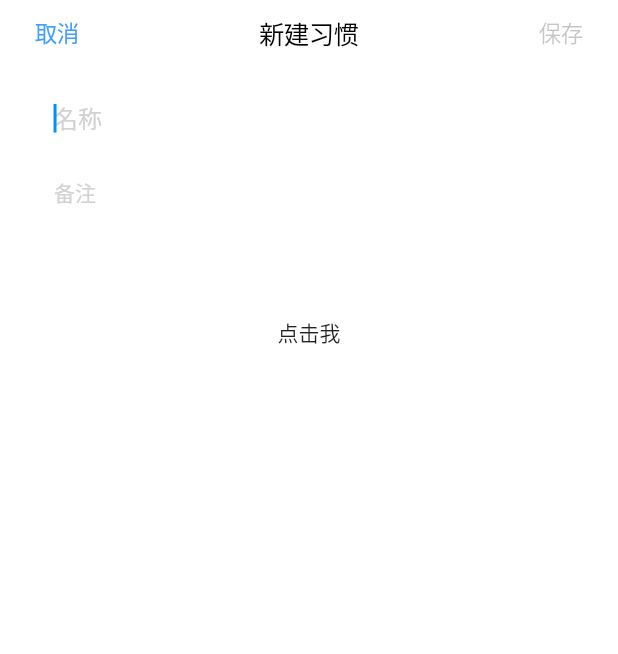
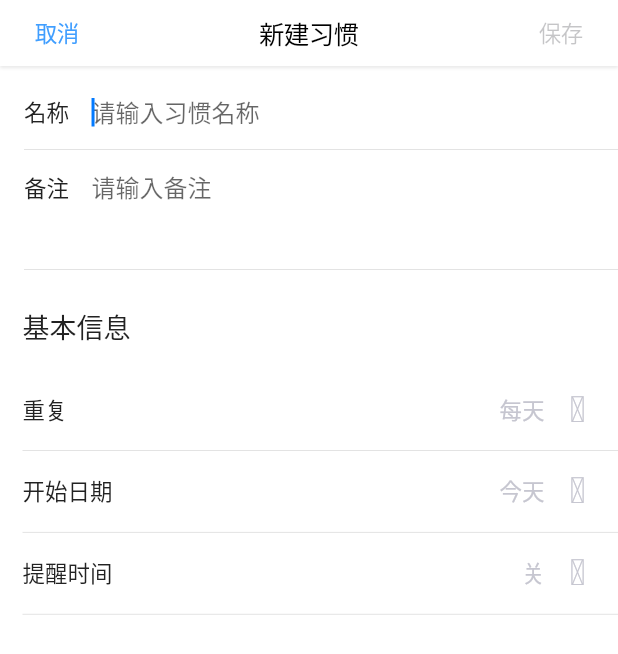
Before and after one commit to Ysheep666/grass, a Flutter app: the HabitEditScreen screen opened directly, on a phone screen of 412 x 824 dp. Shown: the top 654 px of the screen. Run offline on Flutter 3.47's test engine with Material 2 defaults, Android fonts, the light colour scheme and no system bars; our stand-ins replace flutter_mobx, mobx, shared_preferences; accounts and stored records are empty; generated files the repository leaves out were written again.

Commit message:
feat: 表单

```diff
--- a/lib/layouts/container.dart
+++ b/lib/layouts/container.dart
@@ -16,6 +16,9 @@ class _ContainerLayoutState extends State<ContainerLayout> {
   final routes = {
     '/': (context) => HabitScreen(),
     '/calendar': (context) => HabitScreen(),
+    '/count': (context) => HabitScreen(),
+    '/trash': (context) => HabitScreen(),
+    '/guide': (context) => HabitScreen(),
     '/setting': (context) => HabitScreen(),
   };
 
--- a/lib/screens/habit/habit.dart
+++ b/lib/screens/habit/habit.dart
@@ -24,7 +24,6 @@ class _HabitScreenState extends State<HabitScreen> {
     return Scaffold(
       backgroundColor: GsColors.of(context).background,
       appBar: GsAppBar(
-        backgroundColor: GsColors.of(context).background,
         middle: Text('健身小助手'),
         leading: CupertinoButton(
           padding: EdgeInsets.zero,
@@ -45,7 +44,7 @@ class _HabitScreenState extends State<HabitScreen> {
             );
           },
         ),
-        // shadow: false,
+        shadow: false,
       ),
       body: Center(
         child: Column(
--- a/lib/screens/habit_edit/habit_edit.dart
+++ b/lib/screens/habit_edit/habit_edit.dart
@@ -2,6 +2,8 @@ import 'package:flutter/cupertino.dart';
 import 'package:flutter/material.dart';
 import 'package:grass/utils/colors.dart';
 import 'package:grass/widgets/app_bar/app_bar.dart';
+import 'package:grass/widgets/cell/cell.dart';
+import 'package:grass/widgets/cell/text_field_cell.dart';
 
 class HabitEditScreen extends StatefulWidget {
   HabitEditScreen({Key key}) : super(key: key);
@@ -30,7 +32,6 @@ class HabitEditScreenState extends State<HabitEditScreen> {
     return Scaffold(
       backgroundColor: GsColors.of(context).background,
       appBar: GsAppBar(
-        backgroundColor: GsColors.of(context).background,
         middle: Text('新建习惯'),
         leading: CupertinoButton(
           padding: EdgeInsets.zero,
@@ -45,32 +46,16 @@ class HabitEditScreenState extends State<HabitEditScreen> {
           onPressed: _isSubmit ? () {
           } : null,
         ),
-        shadow: false,
       ),
       body: SafeArea(
         child: Center(
           child: ListView(
             padding: EdgeInsets.symmetric(vertical: 6),
             children: <Widget>[
-              Container(
-                margin: EdgeInsets.symmetric(horizontal: 20, vertical: 6),
-                height: 44,
-                decoration: BoxDecoration(
-                  color: Colors.white,
-                  borderRadius: BorderRadius.circular(8),
-                ),
-                child: TextField(
+              TextFieldCell(
+                title: '名称',
+                hintText: '请输入习惯名称',
                 controller: _nameController,
-                  focusNode: _nameFocusNode,
-                  decoration: InputDecoration(
-                    hintText: '名称',
-                    hintStyle: TextStyle(fontWeight: FontWeight.w400, color: Color(0xFFD2D2D2)),
-                    contentPadding: EdgeInsets.symmetric(horizontal: 16),
-                    border: OutlineInputBorder(borderSide: BorderSide.none),
-                  ),
-                  style: TextStyle(fontSize: 16, fontWeight: FontWeight.w500),
-                  textInputAction: TextInputAction.next,
-                  cursorColor: Color(0xFF0290FF),
                 autofocus: true,
                 onChanged: (String value) {
                   setState(() {
@@ -81,32 +66,41 @@ class HabitEditScreenState extends State<HabitEditScreen> {
                   _nameFocusNode.nextFocus();
                 },
               ),
+              TextFieldCell(
+                title: '备注',
+                hintText: '请输入备注',
+                controller: _remarksController,
+                textInputAction: TextInputAction.newline,
+                height: 80,
+                maxLines: 99,
               ),
-              Container(
-                alignment: Alignment.topLeft,
-                margin: EdgeInsets.symmetric(horizontal: 20, vertical: 6),
-                height: 80,
-                decoration: BoxDecoration(
-                  color: Colors.white,
-                  borderRadius: BorderRadius.circular(8),
-                ),
-                child: TextField(
-                  controller: _remarksController,
-                  decoration: InputDecoration(
-                    hintText: '备注',
-                    hintStyle: TextStyle(color: Color(0xFFD2D2D2)),
-                    contentPadding: EdgeInsets.symmetric(horizontal: 16, vertical: 6),
-                    border: OutlineInputBorder(borderSide: BorderSide.none),
-                  ),
-                  style: TextStyle(fontSize: 14, height: 1.5),
-                  maxLines: 99,
-                  cursorColor: Color(0xFF0290FF),
+              SizedBox(height: 24),
+              Padding(
+                padding: EdgeInsets.only(left: 15),
+                child: Text(
+                  '基本信息',
+                  style: TextStyle(
+                    fontSize: 18,
+                    fontWeight: FontWeight.w500,
+                    color: GsColors.of(context).text,
                   ),
                 ),
-              MaterialButton(
-                child: Text('点击我'),
-                onPressed: () {
-                }
+              ),
+              SizedBox(height: 15),
+              Cell(
+                title: '重复',
+                content: '每天',
+                onTap: () => _openRepeatStatus(),
+              ),
+              Cell(
+                title: '开始日期',
+                content: '今天',
+                onTap: () {},
+              ),
+              Cell(
+                title: '提醒时间',
+                content: '关',
+                onTap: () {},
               ),
             ],
           ),
@@ -114,4 +108,16 @@ class HabitEditScreenState extends State<HabitEditScreen> {
       ),
     );
   }
+
+  void _openRepeatStatus() {
+    showModalBottomSheet(
+      context: context,
+      isScrollControlled: true,
+      builder: (BuildContext context) {
+        return Container(
+          height: 600,
+        );
+      },
+    );
   }
+}
--- a/lib/widgets/app_bar/app_bar.dart
+++ b/lib/widgets/app_bar/app_bar.dart
@@ -1,5 +1,6 @@
 import 'package:flutter/cupertino.dart';
 import 'package:flutter/material.dart';
+import 'package:grass/utils/colors.dart';
 
 class GsAppBar extends StatelessWidget implements PreferredSizeWidget {
   GsAppBar({
@@ -7,7 +8,7 @@ class GsAppBar extends StatelessWidget implements PreferredSizeWidget {
     this.middle,
     this.leading,
     this.trailing,
-    this.backgroundColor = Colors.white,
+    this.backgroundColor,
     this.shadow = true,
   })  : preferredSize = Size.fromHeight(44),
         super(key: key);
@@ -23,9 +24,10 @@ class GsAppBar extends StatelessWidget implements PreferredSizeWidget {
 
   @override
   Widget build(BuildContext context) {
+    final _backgroundColor = backgroundColor ?? GsColors.of(context).background;
     return Container(
       decoration: BoxDecoration(
-          color: backgroundColor,
+          color: _backgroundColor,
           boxShadow: shadow ? [
             BoxShadow(
               color: Color(0xFF222122).withOpacity(0.1),
@@ -36,14 +38,14 @@ class GsAppBar extends StatelessWidget implements PreferredSizeWidget {
           ] : [],
       ),
       child: CupertinoNavigationBar(
-        backgroundColor: backgroundColor,
+        backgroundColor: _backgroundColor,
         middle: DefaultTextStyle(
           style: CupertinoTheme.of(context).textTheme.navTitleTextStyle.copyWith(fontWeight: FontWeight.w400),
           child: middle,
         ),
         leading: leading,
         trailing: trailing,
-        border: Border.all(width: 0, color: backgroundColor),
+        border: Border.all(width: 0, color: _backgroundColor),
       ),
     );
   }
--- /dev/null
+++ b/lib/widgets/cell/cell.dart
@@ -0,0 +1,74 @@
+
+import 'package:flutter/material.dart';
+import 'package:grass/utils/colors.dart';
+import 'package:grass/widgets/icons/icons.dart';
+
+class Cell extends StatelessWidget {
+  const Cell({
+    Key key,
+    this.onTap,
+    @required this.title,
+    this.content: '',
+    this.textAlign: TextAlign.start,
+    this.maxLines: 1
+  }): super(key: key);
+
+  final GestureTapCallback onTap;
+  final String title;
+  final String content;
+  final TextAlign textAlign;
+  final int maxLines;
+
+  @override
+  Widget build(BuildContext context) {
+    return InkWell(
+      onTap: onTap,
+      child: Container(
+        margin: const EdgeInsets.only(left: 15),
+        padding: const EdgeInsets.fromLTRB(0, 15, 15, 15),
+        constraints: BoxConstraints(
+          maxHeight: double.infinity,
+          minHeight: 50
+        ),
+        width: double.infinity,
+        decoration: BoxDecoration(
+            border: Border(
+              bottom: Divider.createBorderSide(context, width: 0.6),
+            )
+        ),
+        child: Row(
+          crossAxisAlignment: maxLines == 1 ? CrossAxisAlignment.center : CrossAxisAlignment.start,
+          children: <Widget>[
+            Text(title, style: TextStyle(
+              fontSize: 15,
+              color: GsColors.of(context).text,
+            )),
+            Spacer(),
+            SizedBox(width: 15),
+            Expanded(
+              flex: 4,
+              child: Text(
+                content,
+                maxLines: maxLines,
+                textAlign: maxLines == 1 ? TextAlign.right : textAlign,
+                overflow: TextOverflow.ellipsis,
+                style: TextStyle(
+                  fontSize: 15,
+                  color: GsColors.of(context).gray,
+                ),
+              ),
+            ),
+            SizedBox(width: 10),
+            Opacity(
+              opacity: onTap == null ? 0 : 1,
+              child: Padding(
+                padding: EdgeInsets.only(top: maxLines == 1 ? 0 : 2),
+                child: Icon(FeatherIcons.chevron_right, color: GsColors.of(context).gray),
+              ),
+            )
+          ],
+        ),
+      ),
+    );
+  }
+}
--- /dev/null
+++ b/lib/widgets/cell/text_field_cell.dart
@@ -0,0 +1,82 @@
+import 'package:flutter/foundation.dart';
+import 'package:flutter/material.dart';
+import 'package:flutter/services.dart';
+import 'package:grass/utils/colors.dart';
+
+/// 封装输入框
+class TextFieldCell extends StatelessWidget {
+  const TextFieldCell({
+    Key key,
+    @required this.title,
+    this.hintText: '',
+    this.controller,
+    this.height = 50,
+    this.keyboardType: TextInputType.text,
+    this.textInputAction: TextInputAction.next,
+    this.focusNode,
+    this.autofocus = false,
+    this.maxLines = 1,
+    this.onChanged,
+    this.onSubmitted,
+  }): super(key: key);
+
+  final String title;
+  final String hintText;
+  final TextEditingController controller;
+  final double height;
+  final TextInputType keyboardType;
+  final TextInputAction textInputAction;
+  final FocusNode focusNode;
+  final int maxLines;
+  final bool autofocus;
+  final ValueChanged<String> onChanged;
+  final ValueChanged<String> onSubmitted;
+
+  @override
+  Widget build(BuildContext context) {
+    return Container(
+      height: height,
+      margin: const EdgeInsets.only(left: 16.0),
+      width: double.infinity,
+      decoration: BoxDecoration(
+          border: Border(
+            bottom: Divider.createBorderSide(context, width: 0.6),
+          )
+      ),
+      child: Row(
+        crossAxisAlignment: CrossAxisAlignment.start,
+        children: <Widget>[
+          Container(
+            height: 50,
+            alignment: Alignment.centerLeft,
+            child: Text(title, style: TextStyle(
+              fontSize: 15,
+              color: GsColors.of(context).text,
+            ))
+          ),
+          SizedBox(width: 15),
+          Expanded(
+            child: Semantics(
+              label: hintText.isEmpty ? '请输入$title' : hintText,
+              child: TextField(
+                focusNode: focusNode,
+                keyboardType: keyboardType,
+                controller: controller,
+                decoration: InputDecoration(
+                  hintText: hintText,
+                  border: InputBorder.none,
+                ),
+                textInputAction: textInputAction,
+                cursorColor: Color(0xFF027AFF),
+                maxLines: maxLines,
+                autofocus: autofocus,
+                onChanged: onChanged,
+                onSubmitted: onSubmitted,
+              ),
+            ),
+          ),
+        ],
+      ),
+    );
+  }
+}
```
Lines whose indentation alone changed are shown as unchanged.
